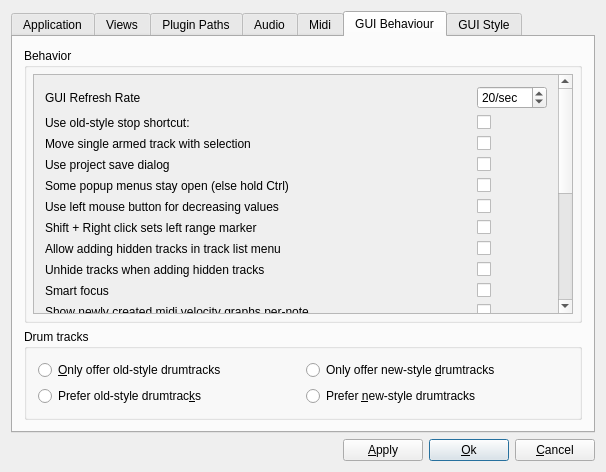
Before: the Qt Designer form muse3/muse/widgets/gensetbase.ui in emrum/muse, drawn with Qt 5.
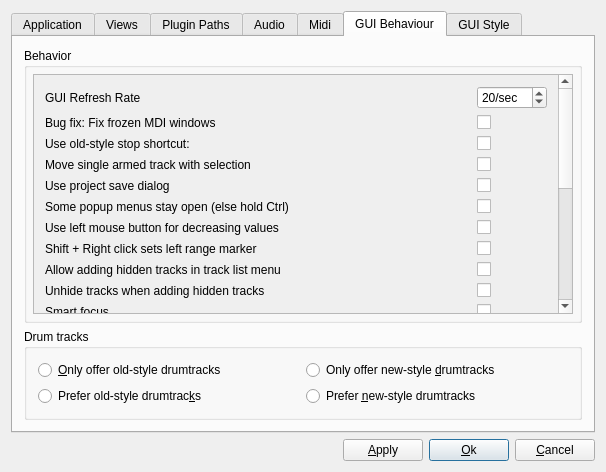
After: the same form once the commit is applied. The open tabs and pages were chosen to show the change.

Commit message: More frozen MDI windows fixes

The edit to the form file:
```diff
--- a/muse3/muse/widgets/gensetbase.ui
+++ b/muse3/muse/widgets/gensetbase.ui
@@ -1725,24 +1725,34 @@
                <x>0</x>
                <y>0</y>
                <width>526</width>
-               <height>534</height>
+               <height>558</height>
               </rect>
              </property>
              <layout class="QGridLayout" name="gridLayout_6">
-              <item row="2" column="2">
-               <widget class="QCheckBox" name="moveArmedCheckBox">
-                <property name="sizePolicy">
-                 <sizepolicy hsizetype="Fixed" vsizetype="Fixed">
-                  <horstretch>0</horstretch>
-                  <verstretch>0</verstretch>
-                 </sizepolicy>
-                </property>
-                <property name="text">
-                 <string/>
-                </property>
-               </widget>
-              </item>
               <item row="4" column="0" colspan="2">
+               <widget class="QLabel" name="textLabel1_4_2">
+                <property name="text">
+                 <string>Move single armed track with selection</string>
+                </property>
+                <property name="wordWrap">
+                 <bool>false</bool>
+                </property>
+               </widget>
+              </item>
+              <item row="4" column="2">
+               <widget class="QCheckBox" name="moveArmedCheckBox">
+                <property name="sizePolicy">
+                 <sizepolicy hsizetype="Fixed" vsizetype="Fixed">
+                  <horstretch>0</horstretch>
+                  <verstretch>0</verstretch>
+                 </sizepolicy>
+                </property>
+                <property name="text">
+                 <string/>
+                </property>
+               </widget>
+              </item>
+              <item row="6" column="0" colspan="2">
                <widget class="QLabel" name="TextLabel1_3">
                 <property name="toolTip">
                  <string/>
@@ -1752,7 +1762,7 @@
                 </property>
                </widget>
               </item>
-              <item row="3" column="0">
+              <item row="5" column="0">
                <widget class="QLabel" name="textLabel1_4_3">
                 <property name="text">
                  <string>Use project save dialog</string>
@@ -1762,7 +1772,7 @@
                 </property>
                </widget>
               </item>
-              <item row="3" column="2">
+              <item row="5" column="2">
                <widget class="QCheckBox" name="projectSaveCheckBox">
                 <property name="sizePolicy">
                  <sizepolicy hsizetype="Fixed" vsizetype="Fixed">
@@ -1801,7 +1811,7 @@
                 </property>
                </widget>
               </item>
-              <item row="1" column="0">
+              <item row="3" column="0">
                <widget class="QLabel" name="textLabel1_4">
                 <property name="text">
                  <string>Use old-style stop shortcut:</string>
@@ -1811,7 +1821,7 @@
                 </property>
                </widget>
               </item>
-              <item row="1" column="2">
+              <item row="3" column="2">
                <widget class="QCheckBox" name="oldStyleStopCheckBox">
                 <property name="sizePolicy">
                  <sizepolicy hsizetype="Fixed" vsizetype="Fixed">
@@ -1824,17 +1834,7 @@
                 </property>
                </widget>
               </item>
-              <item row="2" column="0" colspan="2">
-               <widget class="QLabel" name="textLabel1_4_2">
-                <property name="text">
-                 <string>Move single armed track with selection</string>
-                </property>
-                <property name="wordWrap">
-                 <bool>false</bool>
-                </property>
-               </widget>
-              </item>
-              <item row="4" column="2">
+              <item row="6" column="2">
                <widget class="QCheckBox" name="popsDefStayOpenCheckBox">
                 <property name="sizePolicy">
                  <sizepolicy hsizetype="Fixed" vsizetype="Fixed">
@@ -1851,7 +1851,7 @@
                 </property>
                </widget>
               </item>
-              <item row="5" column="0" colspan="2">
+              <item row="7" column="0" colspan="2">
                <widget class="QLabel" name="label_2">
                 <property name="toolTip">
                  <string>In some areas, the middle mouse button decreases
@@ -1864,7 +1864,7 @@
                 </property>
                </widget>
               </item>
-              <item row="5" column="2">
+              <item row="7" column="2">
                <widget class="QCheckBox" name="lmbDecreasesCheckBox">
                 <property name="sizePolicy">
                  <sizepolicy hsizetype="Fixed" vsizetype="Fixed">
@@ -1877,14 +1877,14 @@
                 </property>
                </widget>
               </item>
-              <item row="6" column="0" colspan="2">
+              <item row="8" column="0" colspan="2">
                <widget class="QLabel" name="label_3">
                 <property name="text">
                  <string>Shift + Right click sets left range marker</string>
                 </property>
                </widget>
               </item>
-              <item row="6" column="2">
+              <item row="8" column="2">
                <widget class="QCheckBox" name="rangeMarkerWithoutMMBCheckBox">
                 <property name="sizePolicy">
                  <sizepolicy hsizetype="Fixed" vsizetype="Fixed">
@@ -1897,35 +1897,35 @@
                 </property>
                </widget>
               </item>
-              <item row="7" column="0" colspan="2">
+              <item row="9" column="0" colspan="2">
                <widget class="QLabel" name="label_4">
                 <property name="text">
                  <string>Allow adding hidden tracks in track list menu</string>
                 </property>
                </widget>
               </item>
-              <item row="7" column="2">
+              <item row="9" column="2">
                <widget class="QCheckBox" name="addHiddenCheckBox">
                 <property name="text">
                  <string/>
                 </property>
                </widget>
               </item>
-              <item row="8" column="0" colspan="2">
+              <item row="10" column="0" colspan="2">
                <widget class="QLabel" name="label_5">
                 <property name="text">
                  <string>Unhide tracks when adding hidden tracks</string>
                 </property>
                </widget>
               </item>
-              <item row="8" column="2">
+              <item row="10" column="2">
                <widget class="QCheckBox" name="unhideTracksCheckBox">
                 <property name="text">
                  <string/>
                 </property>
                </widget>
               </item>
-              <item row="9" column="0" colspan="2">
+              <item row="11" column="0" colspan="2">
                <widget class="QLabel" name="label5">
                 <property name="text">
                  <string>Smart focus</string>
@@ -1935,7 +1935,7 @@
                 </property>
                </widget>
               </item>
-              <item row="9" column="2">
+              <item row="11" column="2">
                <widget class="QCheckBox" name="smartFocusCheckBox">
                 <property name="sizePolicy">
                  <sizepolicy hsizetype="Fixed" vsizetype="Fixed">
@@ -1955,21 +1955,21 @@
                 </property>
                </widget>
               </item>
-              <item row="10" column="0" colspan="2">
+              <item row="12" column="0" colspan="2">
                <widget class="QLabel" name="label_6">
                 <property name="text">
                  <string>Show newly created midi velocity graphs per-note</string>
                 </property>
                </widget>
               </item>
-              <item row="10" column="2">
+              <item row="12" column="2">
                <widget class="QCheckBox" name="velocityPerNoteCheckBox">
                 <property name="text">
                  <string/>
                 </property>
                </widget>
               </item>
-              <item row="11" column="0" colspan="2">
+              <item row="13" column="0" colspan="2">
                <widget class="QLabel" name="label_8">
                 <property name="toolTip">
                  <string/>
@@ -1982,7 +1982,7 @@
                 </property>
                </widget>
               </item>
-              <item row="11" column="2">
+              <item row="13" column="2">
                <widget class="QCheckBox" name="borderlessMouseCheckBox">
                 <property name="toolTip">
                  <string>Enable borderless mouse.
@@ -2002,14 +2002,14 @@
                 </property>
                </widget>
               </item>
-              <item row="12" column="0">
+              <item row="14" column="0">
                <widget class="QLabel" name="label_7">
                 <property name="text">
                  <string>Track height</string>
                 </property>
                </widget>
               </item>
-              <item row="12" column="2">
+              <item row="14" column="2">
                <widget class="QSpinBox" name="trackHeight">
                 <property name="suffix">
                  <string> px</string>
@@ -2025,42 +2025,42 @@
                 </property>
                </widget>
               </item>
-              <item row="13" column="0">
+              <item row="15" column="0">
                <widget class="QLabel" name="label_9">
                 <property name="text">
                  <string>Scrollable submenus</string>
                 </property>
                </widget>
               </item>
-              <item row="13" column="2">
+              <item row="15" column="2">
                <widget class="QCheckBox" name="scrollableSubmenusCheckbox">
                 <property name="text">
                  <string/>
                 </property>
                </widget>
               </item>
-              <item row="14" column="0">
+              <item row="16" column="0">
                <widget class="QLabel" name="label_10">
                 <property name="text">
                  <string>Live update wave parts while recording</string>
                 </property>
                </widget>
               </item>
-              <item row="14" column="2">
+              <item row="16" column="2">
                <widget class="QCheckBox" name="liveWaveUpdateCheckBox">
                 <property name="text">
                  <string/>
                 </property>
                </widget>
               </item>
-              <item row="23" column="0">
+              <item row="25" column="0">
                <widget class="QLabel" name="label_11">
                 <property name="text">
                  <string>LV2 UI Open behavior</string>
                 </property>
                </widget>
               </item>
-              <item row="23" column="1" colspan="2">
+              <item row="25" column="1" colspan="2">
                <widget class="QComboBox" name="lv2UiBehaviorComboBox">
                 <item>
                  <property name="text">
@@ -2079,14 +2079,14 @@
                 </item>
                </widget>
               </item>
-              <item row="15" column="0">
+              <item row="17" column="0">
                <widget class="QLabel" name="label_14">
                 <property name="text">
                  <string>Prefer knobs instead of sliders</string>
                 </property>
                </widget>
               </item>
-              <item row="15" column="2">
+              <item row="17" column="2">
                <widget class="QCheckBox" name="preferKnobsVsSlidersCheckBox">
                 <property name="toolTip">
                  <string>Whether to show knobs or sliders in certain places, for example mixer strips</string>
@@ -2096,14 +2096,14 @@
                 </property>
                </widget>
               </item>
-              <item row="16" column="0">
+              <item row="18" column="0">
                <widget class="QLabel" name="label_15">
                 <property name="text">
                  <string>Show knob and slider values</string>
                 </property>
                </widget>
               </item>
-              <item row="16" column="2">
+              <item row="18" column="2">
                <widget class="QCheckBox" name="showControlValuesCheckBox">
                 <property name="toolTip">
                  <string>Whether to show knob and slider values in certain places, for example mixer strips.
@@ -2114,14 +2114,14 @@
                 </property>
                </widget>
               </item>
-              <item row="17" column="0">
+              <item row="19" column="0">
                <widget class="QLabel" name="label_16">
                 <property name="text">
                  <string>Monitor on record-arm automatically</string>
                 </property>
                </widget>
               </item>
-              <item row="17" column="2">
+              <item row="19" column="2">
                <widget class="QCheckBox" name="monitorOnRecordCheckBox">
                 <property name="toolTip">
                  <string>Whether record-arming a track 
@@ -2132,14 +2132,14 @@
                 </property>
                </widget>
               </item>
-              <item row="20" column="0">
+              <item row="22" column="0">
                <widget class="QLabel" name="label_17">
                 <property name="text">
                  <string>Style hack: Force line edit widgets to draw a frame</string>
                 </property>
                </widget>
               </item>
-              <item row="20" column="2">
+              <item row="22" column="2">
                <widget class="QCheckBox" name="lineEditStyleHackCheckBox">
                 <property name="toolTip">
                  <string>Force line edit widgets to draw a frame at 
@@ -2152,14 +2152,14 @@
                 </property>
                </widget>
               </item>
-              <item row="18" column="0">
+              <item row="20" column="0">
                <widget class="QLabel" name="label_18">
                 <property name="text">
                  <string>Prefer midi volume as decibels instead of 0-127</string>
                 </property>
                </widget>
               </item>
-              <item row="18" column="2">
+              <item row="20" column="2">
                <widget class="QCheckBox" name="preferMidiVolumeDbCheckBox">
                 <property name="toolTip">
                  <string>Prefer midi volume as decibels 
@@ -2170,6 +2170,40 @@
                 </property>
                </widget>
               </item>
+              <item row="1" column="0">
+               <widget class="QLabel" name="textLabel1_4_4">
+                <property name="text">
+                 <string>Bug fix: Fix frozen MDI windows</string>
+                </property>
+                <property name="wordWrap">
+                 <bool>false</bool>
+                </property>
+               </widget>
+              </item>
+              <item row="1" column="2">
+               <widget class="QCheckBox" name="fixFrozenMDISubWindowsCheckBox">
+                <property name="sizePolicy">
+                 <sizepolicy hsizetype="Fixed" vsizetype="Fixed">
+                  <horstretch>0</horstretch>
+                  <verstretch>0</verstretch>
+                 </sizepolicy>
+                </property>
+                <property name="toolTip">
+                 <string>Fix frozen MDI windows</string>
+                </property>
+                <property name="whatsThis">
+                 <string>With some themes like Breeze or Oxygen, 
+ MDI windows may be frozen and 
+ non-responsive to the mouse. 
+This option turns on a fix.
+Benign XCB connection errors may still 
+ occur, slowing the program somewhat.</string>
+                </property>
+                <property name="text">
+                 <string/>
+                </property>
+               </widget>
+              </item>
              </layout>
             </widget>
            </widget>
```
The commit also changes 22 other files.
